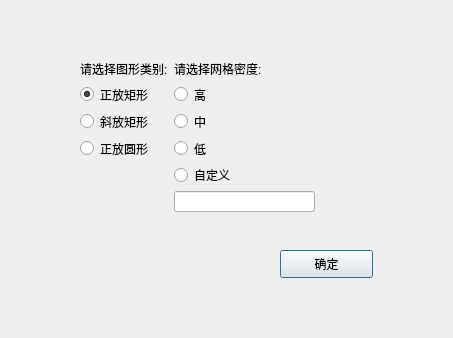
Old version of the form UI/dialog_img.ui in the repository Inspring6/ggssec.
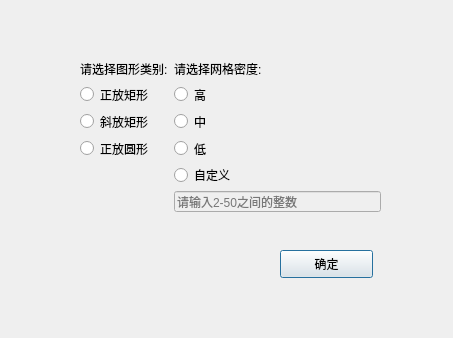
New version of the form.

Patch:
```diff
--- a/UI/dialog_img.ui
+++ b/UI/dialog_img.ui
@@ -18,7 +18,7 @@
     <rect>
      <x>80</x>
      <y>60</y>
-     <width>235</width>
+     <width>301</width>
      <height>152</height>
     </rect>
    </property>
@@ -63,9 +63,12 @@
       <property name="text">
        <string>正放矩形</string>
       </property>
-      <property name="checked">
+      <property name="checkable">
        <bool>true</bool>
       </property>
+      <property name="checked">
+       <bool>false</bool>
+      </property>
      </widget>
     </item>
     <item row="0" column="1">
@@ -95,7 +98,16 @@
     <item row="5" column="1">
      <widget class="QLineEdit" name="lineEdit">
       <property name="enabled">
-       <bool>true</bool>
+       <bool>false</bool>
+      </property>
+      <property name="inputMask">
+       <string/>
+      </property>
+      <property name="text">
+       <string/>
+      </property>
+      <property name="placeholderText">
+       <string>请输入2-50之间的整数</string>
       </property>
      </widget>
     </item>
```
